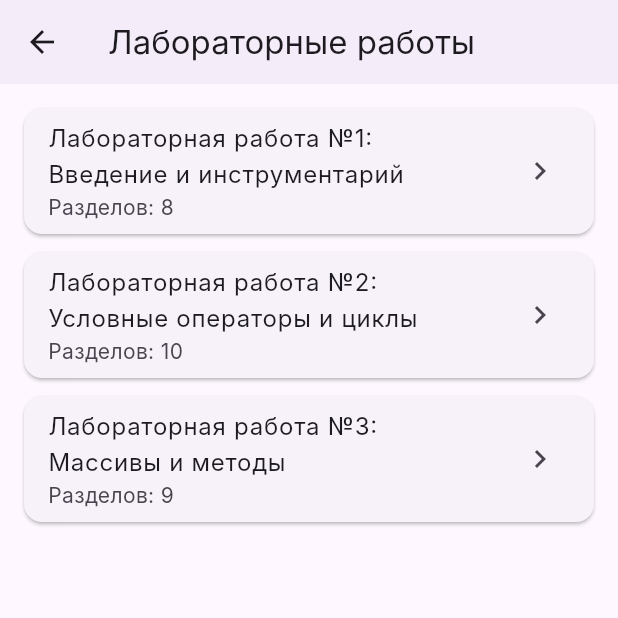
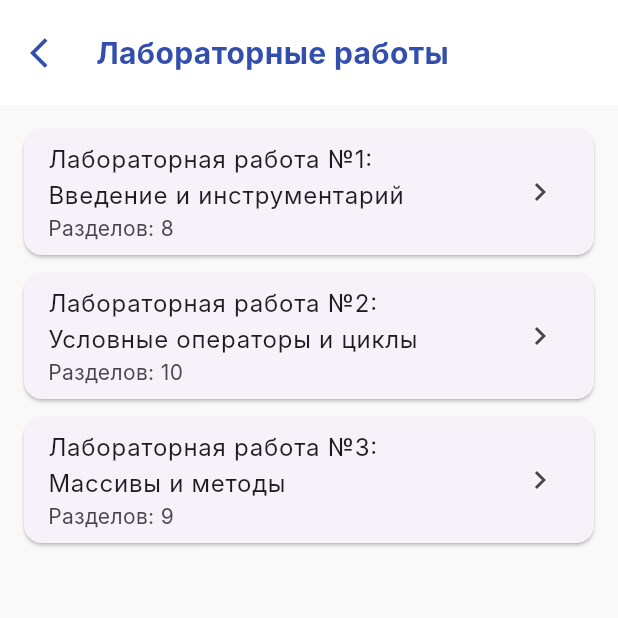
Before and after one commit to UlyanaMak/Code-app, a Flutter app: the LabsListScreen screen opened directly, on a phone screen of 412 x 824 dp, the top half of it. Run offline on Flutter 3.47's test engine with Material 3 defaults, Android fonts, the phone set to English and light mode, and no system bars; our stand-ins replace flutter_markdown; missing offline and left inert: flutter_highlighting, highlighting; Roboto replaces fonts that are missing (Inter).

Commit message:
страница со списком ТЗ работ

```diff
--- a/lib/screens/code_screen.dart
+++ b/lib/screens/code_screen.dart
@@ -29,19 +29,19 @@ class _CodeStateScreen extends State<CodeScreen> with SingleTickerProviderStateM
       return 'Нет задания для этой лабораторной работы';
     }
 
-    // Сначала ищем task
+    //поиск task
     final taskSection = sections.firstWhere(
       (section) => section.kind == 'task',
       orElse: () => throw Exception('No task'), // временное исключение
     );
 
-    // Если не нашли task, ищем goal или theory
+    //поиск goal или theory
     final fallbackSection = sections.firstWhere(
       (section) => section.kind == 'goal' || section.kind == 'theory',
       orElse: () => throw Exception('No fallback'), // временное исключение
     );
 
-    // Пытаемся получить текст
+    //получение текста
     try {
       return taskSection.contentMd;
     } catch (e) {
@@ -53,7 +53,6 @@ class _CodeStateScreen extends State<CodeScreen> with SingleTickerProviderStateM
     }
   }
 
-  // 2. ИНИЦИАЛИЗИРУЕМ
   @override
   void initState() {
     super.initState();
@@ -64,7 +63,6 @@ class _CodeStateScreen extends State<CodeScreen> with SingleTickerProviderStateM
     );
   }
 
-  // 3. ОЧИЩАЕМ
   @override
   void dispose() {
     _tabController.dispose();
@@ -157,8 +155,7 @@ class _CodeStateScreen extends State<CodeScreen> with SingleTickerProviderStateM
       body: TabBarView(
         controller: _tabController,
         children: [
-          _buildTaskTab(),
-          //Center(child: Text('Задание')),  //!!!!!!!!!!!сделать вывод
+          _buildTaskTab(), //вывод текста задания
           const CodeEditorScreen(),
         ],
       ),
@@ -174,7 +171,7 @@ class _CodeStateScreen extends State<CodeScreen> with SingleTickerProviderStateM
         child: Column(
           crossAxisAlignment: CrossAxisAlignment.start,
           children: [
-            // Информация о лабораторной работе
+            //информация о лабораторной работе
             Container(
               padding: const EdgeInsets.all(12),
               margin: const EdgeInsets.only(bottom: 16),
--- a/lib/screens/lab_list_screen.dart
+++ b/lib/screens/lab_list_screen.dart
@@ -3,7 +3,7 @@
 import 'package:flutter/material.dart';
 import '../services/service_locator.dart';
 import '../models/lab.dart';
-import 'code_screen.dart'; // ← сразу на CodeScreen
+import 'code_screen.dart'; //CodeScreen
 
 class LabsListScreen extends StatefulWidget {
   const LabsListScreen({super.key});
@@ -25,10 +25,51 @@ class _LabsListScreenState extends State<LabsListScreen> {
   @override
   Widget build(BuildContext context) {
     return Scaffold(
-      appBar: AppBar(
-        title: const Text('Лабораторные работы'),
-        elevation: 2,
+      backgroundColor: Color(0xFFF9F9F9),
+
+      appBar: PreferredSize(
+        preferredSize: const Size.fromHeight(70),
+        child: Container(
+          decoration: BoxDecoration(
+            color: Colors.white,
+          ),
+
+          child: SafeArea(
+            child: Center(
+              child: Padding(
+                padding: const EdgeInsets.symmetric(horizontal: 8),
+                child: Row(
+                  children: [
+                    //кнопка назад
+                    IconButton(
+                      icon: const Icon(Icons.arrow_back_ios, color: Color(0xFF334EAC)),
+                      onPressed: () {
+                        Navigator.pop(context); //возврат на предыдущий экран
+                      },
+                    ),
+                    const SizedBox(width: 8),
+
+                    //название работы
+                    Expanded(
+                      child: Text(
+                        'Лабораторные работы',
+                        style: const TextStyle(
+                          color: Color(0xFF334EAC),
+                          fontSize: 20,
+                          fontWeight: FontWeight.bold,
+                        ),
+                      ),
+                    ),
+                  ],
+                ),
+              ),
+
+            )
+          ),
+        ),
       ),
+
+
       body: FutureBuilder<List<Lab>>(
         future: _labsFuture,
         builder: (context, snapshot) {
```
